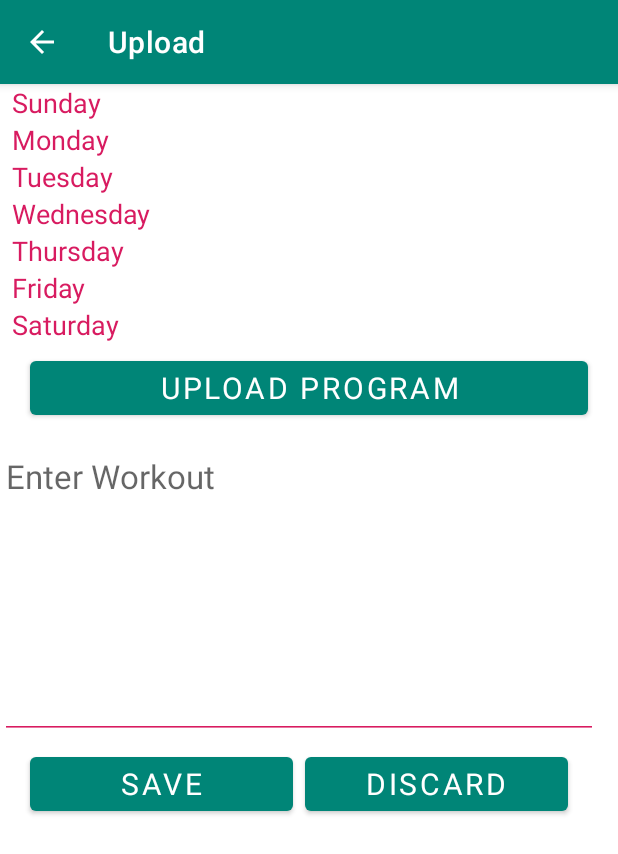
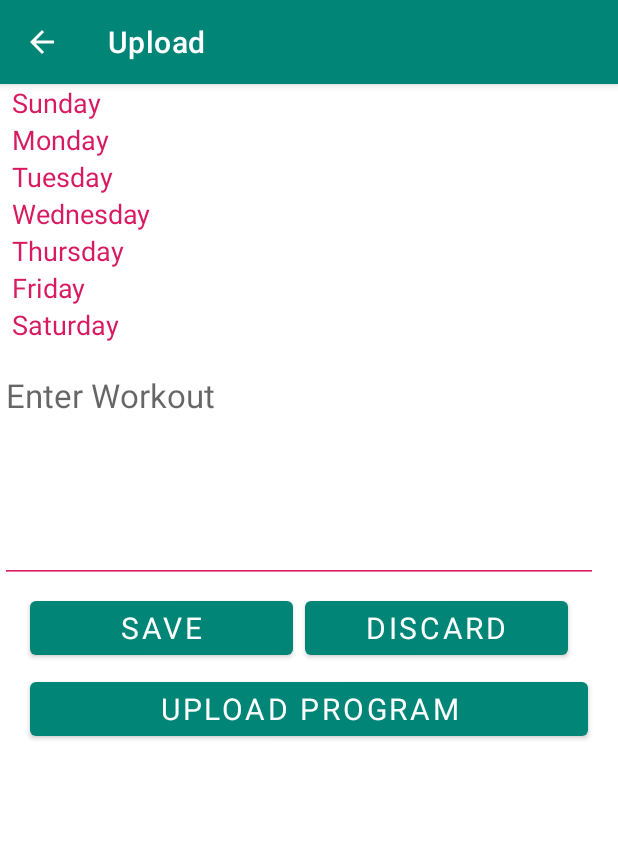
Before and after one commit to khaulmark/FitnessJournal, an Android app: the UploadProgramActivity screen opened directly, with no data from a screen before it, after a tap on "Sunday", on a phone screen of 412 x 824 dp. Shown: the top 854 px of the screen. Run offline under Robolectric (Android 15) with nearby library versions, the phone set to English and light mode, and no system bars; Roboto replaces fonts that are not available here.

```diff
--- a/app/src/main/AndroidManifest.xml
+++ b/app/src/main/AndroidManifest.xml
@@ -26,7 +26,7 @@
         </activity>
 
         <activity
-            android:name=".UploadProgramActivity" android:label="Upload" android:parentActivityName=".HomeScreenActivity" android:windowSoftInputMode="adjustPan|adjustResize">
+            android:name=".UploadProgramActivity" android:label="Upload" android:parentActivityName=".HomeScreenActivity">
         </activity>
 
         <provider
--- a/app/src/main/java/com/example/fitnessjournal/WorkoutSetFragment.java
+++ b/app/src/main/java/com/example/fitnessjournal/WorkoutSetFragment.java
@@ -6,6 +6,7 @@ import android.view.LayoutInflater;
 import android.view.View;
 import android.view.ViewGroup;
 import android.view.WindowManager;
+import android.view.inputmethod.InputMethodManager;
 import android.widget.Button;
 import android.widget.EditText;
 
@@ -16,7 +17,7 @@ public class WorkoutSetFragment extends Fragment implements View.OnClickListener
     private EditText workoutEditText;
     private String workoutSet;
     private int fragmentPosition;
-
+    private InputMethodManager inputManager;
     private OnFragmentDoneListener listener;
 
     @Override
@@ -39,6 +40,8 @@ public class WorkoutSetFragment extends Fragment implements View.OnClickListener
         Button discardButton = (Button) rootView.findViewById(R.id.fragment_btn_discard_workout);
         saveButton.setOnClickListener(this);
         discardButton.setOnClickListener(this);
+
+        inputManager = (InputMethodManager) getActivity().getSystemService(Context.INPUT_METHOD_SERVICE);
 
         return rootView;
     }
@@ -72,5 +75,11 @@ public class WorkoutSetFragment extends Fragment implements View.OnClickListener
             default:
                 break;
         }
+
+        /*View focusedView = getActivity().getCurrentFocus();
+
+        if (focusedView != null) {
+            inputManager.hideSoftInputFromWindow(focusedView.getWindowToken(), InputMethodManager.HIDE_NOT_ALWAYS);
+        }*/
     }
 }
--- a/app/src/main/res/layout/activity_upload_program.xml
+++ b/app/src/main/res/layout/activity_upload_program.xml
@@ -8,6 +8,12 @@
         android:layout_width="wrap_content"
         android:layout_height="wrap_content"
         android:id="@+id/dayList" />
+
+    <FrameLayout
+        android:id="@+id/placeholder"
+        android:layout_width="wrap_content"
+        android:layout_height="wrap_content">
+    </FrameLayout>
 
     <Button
         android:id="@+id/btn_upload_program_inner"
@@ -21,10 +27,4 @@
         android:textSize="20sp"
         android:theme="@style/ThemeOverlay.MyDarkButton" />
 
-    <FrameLayout
-        android:id="@+id/placeholder"
-        android:layout_width="wrap_content"
-        android:layout_height="wrap_content">
-    </FrameLayout>
-
 </LinearLayout>
--- a/app/src/main/res/layout/workout_set_fragment.xml
+++ b/app/src/main/res/layout/workout_set_fragment.xml
@@ -7,7 +7,7 @@
     <EditText
         android:id="@+id/fragment_workout_edit"
         android:layout_width="match_parent"
-        android:layout_height="200dp"
+        android:layout_height="150dp"
         android:layout_marginTop="10dp"
         android:backgroundTint="@color/colorAccent"
         android:gravity="start"
```
Also changed, not shown: app/src/main/java/com/example/fitnessjournal/UploadProgramActivity.java (+24 -3 lines).
